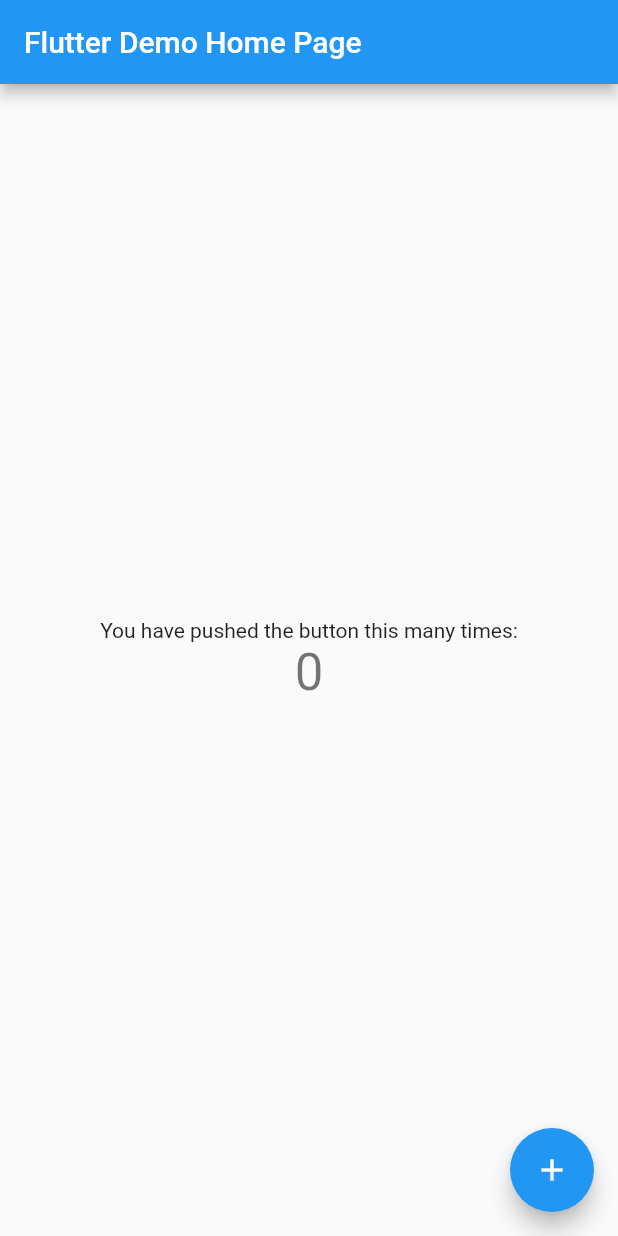
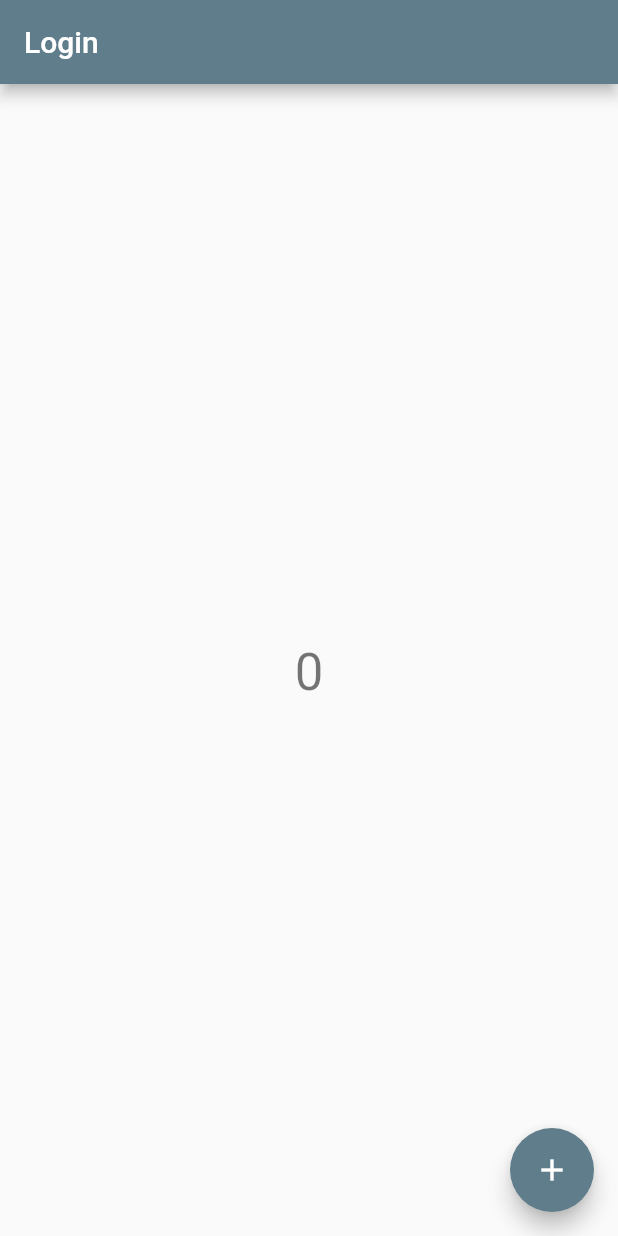
Before and after one commit to dasf88/dominiumapp, a Flutter app: the screen it shows after launch, on a phone screen of 412 x 824 dp. Run offline on Flutter 3.47's test engine with Material 2 defaults, Android fonts, the light colour scheme and no system bars; missing offline and left inert: main.dart.

Commit message:
Modificaciones iniciales

```diff
--- a/lib/main.dart
+++ b/lib/main.dart
@@ -8,12 +8,12 @@
   @override
   Widget build(BuildContext context) {
     return MaterialApp(
-      title: 'Flutter Demo',
+      title: 'Dominium',
       theme: ThemeData(
-        primarySwatch: Colors.blue,
+        primarySwatch: Colors.blueGrey,
         visualDensity: VisualDensity.adaptivePlatformDensity,
       ),
-      home: MyHomePage(title: 'Flutter Demo Home Page'),
+      home: MyHomePage(title: 'Login'),
     );
   }
 }
@@ -46,7 +46,7 @@
           mainAxisAlignment: MainAxisAlignment.center,
           children: <Widget>[
             Text(
-              'You have pushed the button this many times:',
+              '',
             ),
             Text(
               '$_counter',
```
